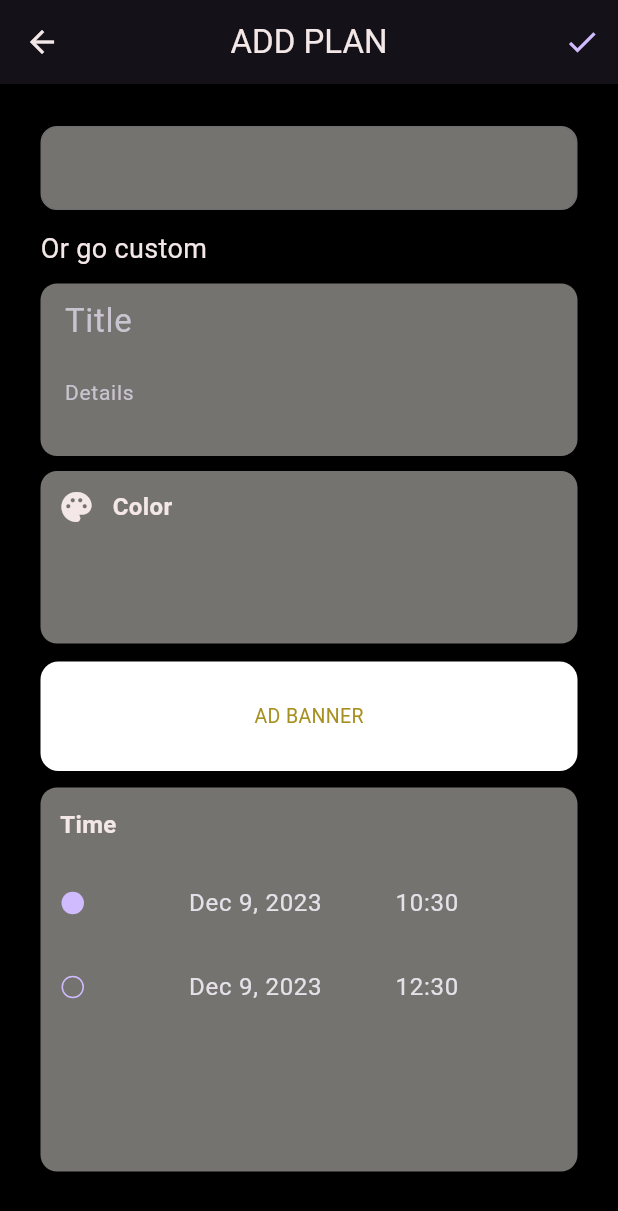
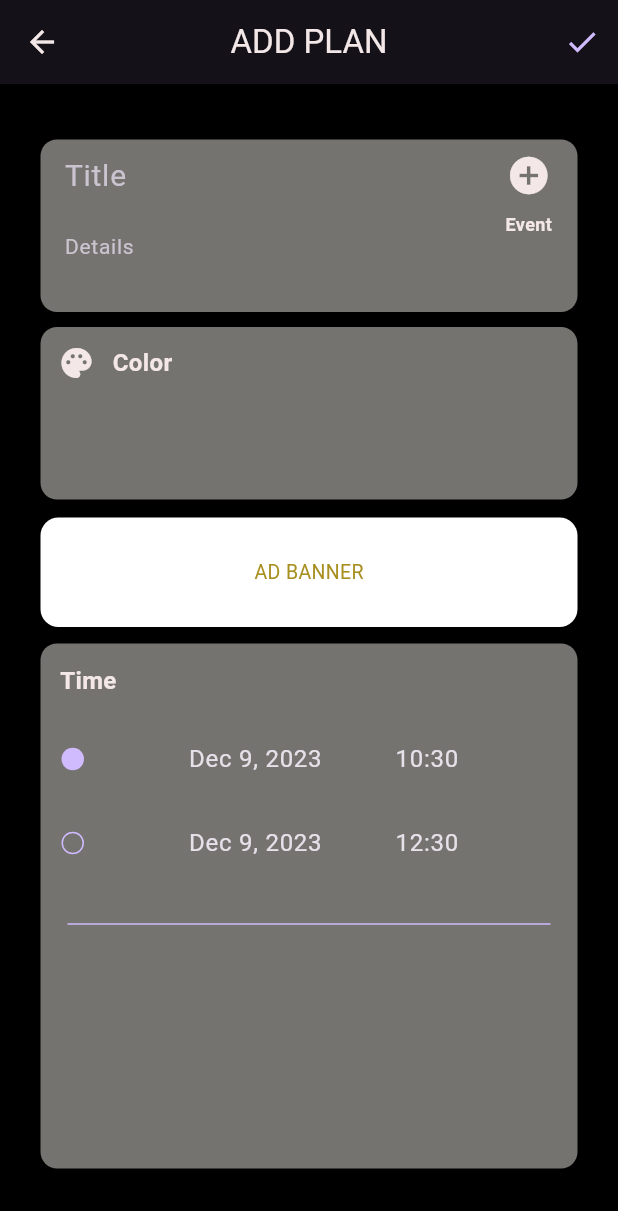
Before and after one commit to batuhanozcan1605/weekplanner, a Flutter app: the EventEditingPage screen opened directly, on a phone screen of 412 x 824 dp. Shown: the top 1211 px of the screen. Run offline on Flutter 3.47's test engine with Material 3 defaults, Android fonts, the phone set to English and light mode, and no system bars; our stand-ins replace syncfusion_flutter_calendar; Roboto replaces fonts that are missing (Segoe UI).

Commit message:
minor ui change

```diff
--- a/lib/screens/event_editing_page.dart
+++ b/lib/screens/event_editing_page.dart
@@ -70,28 +70,7 @@ class _EventEditingPageState extends State<EventEditingPage> {
         child: Column(
           crossAxisAlignment: CrossAxisAlignment.start,
           children: [
-            Padding(
-              padding: const EdgeInsets.only(top: 1.0),
-              child: Container(
-                decoration: BoxDecoration(
-                  color: Constants.lightGrey,
-                  borderRadius: BorderRadius.circular(11.0),
-                  border:
-                      Border.all(width: 1.0, color: const Color(0xff707070)),
-                ),
-                height: 56,
-              ),
-            ),
-            Padding(
-              padding: const EdgeInsets.only(top: 13.0),
-              child: Text(
-                "Or go custom",
-                style: TextStyle(
-                    color: Constants.softColor,
-                    fontSize: 18,
-                    fontFamily: 'Segoe UI'),
-              ),
-            ),
+
             Padding(
               padding: const EdgeInsets.only(top: 10.0),
               child: Container(
@@ -100,6 +79,10 @@ class _EventEditingPageState extends State<EventEditingPage> {
                   color: Constants.lightGrey,
                   borderRadius: BorderRadius.circular(11.0),
                 ),
+                child: Row(
+                  children: [
+                    Expanded(
+                      flex: 9,
                       child: Column(
                         children: [
                           Padding(
@@ -111,6 +94,26 @@ class _EventEditingPageState extends State<EventEditingPage> {
                               left: 16.0,
                             ),
                             child: buildDetailInput(),
+                          ),
+                        ],
+                      ),
+                    ),
+                    Expanded(
+                      flex: 2,
+                        child: Column(
+                          children: [
+                            IconButton(
+                                onPressed: (){},
+                                icon: Icon( Icons.add_circle, color: Constants.softColor,),
+                              iconSize: 30,
+                            ),
+                            Text("Event",
+                                style: TextStyle(color: Constants.softColor,
+                                fontSize: 12,
+                                fontWeight: FontWeight.bold,
+                                fontFamily: 'Segoe UI')),
+                          ],
+                        )
                     ),
                   ],
                 ),
@@ -170,7 +173,7 @@ class _EventEditingPageState extends State<EventEditingPage> {
             Padding(
               padding: const EdgeInsets.only(top: 11.0),
               child: Container(
-                height: 256,
+                height: 350,
                 decoration: BoxDecoration(
                   color: const Color(0xff74736f),
                   borderRadius: BorderRadius.circular(11.0),
@@ -190,10 +193,14 @@ class _EventEditingPageState extends State<EventEditingPage> {
                       ),
                     ),
                     buildDateTimePicker(),
+                    Padding(
+                      padding: const EdgeInsets.all(18.0),
+                      child: Divider(color: Constants.themePurple,),
+                    ),
                   ],
                 ),
               )
-            )
+            ),
           ],
         ),
       ),
@@ -224,14 +231,13 @@ class _EventEditingPageState extends State<EventEditingPage> {
       Navigator.pop(context);
     }
 
-
   }
 
   Widget buildTitle() => TextFormField(
         style: TextStyle(
-            color: Constants.softColor, fontSize: 22, fontFamily: 'Segoe UI'),
+            color: Constants.softColor, fontSize: 20, fontFamily: 'Segoe UI'),
         decoration:
-            InputDecoration(border: InputBorder.none, hintText: 'Title'),
+            InputDecoration(border: InputBorder.none, hintText: 'Title',),
         onFieldSubmitted: (_) => saveForm(),
         //validator: (title) => title != null && title.isEmpty ? 'Title can not be empty' : null,
         controller: titleController,
--- a/lib/screens/event_viewing_page.dart
+++ b/lib/screens/event_viewing_page.dart
@@ -82,7 +82,7 @@ class EventViewingPage extends StatelessWidget {
             ),
             Text(event.title,style: TextStyle(
               fontFamily: 'Segoe UI',
-              fontSize: 16,
+              fontSize: 20,
               fontWeight: FontWeight.bold
             ),),
             Padding(
```
Lines whose indentation alone changed are shown as unchanged.
